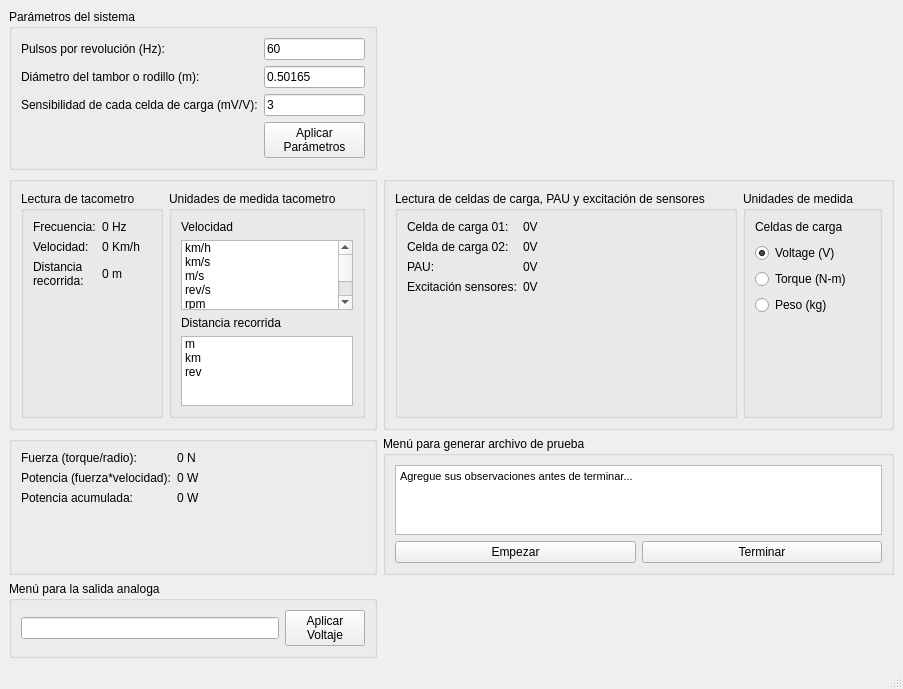
Qt form provisional_gui.ui (JuanNogRa/PVE_Repo) before a commit.
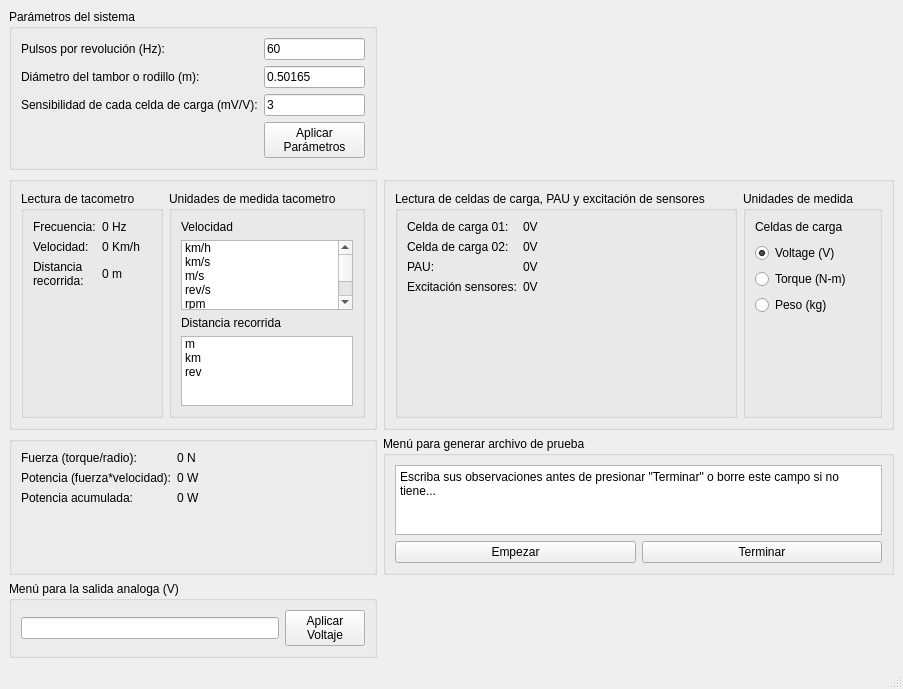
The same form after that commit.

The edit to the form file:
```diff
--- a/provisional_gui.ui
+++ b/provisional_gui.ui
@@ -437,7 +437,7 @@
     <item row="4" column="0">
      <widget class="QGroupBox" name="groupBox_9">
       <property name="title">
-       <string>Menú para la salida analoga</string>
+       <string>Menú para la salida analoga (V)</string>
       </property>
       <layout class="QHBoxLayout" name="horizontalLayout_8">
        <item>
@@ -465,13 +465,9 @@
       </property>
       <layout class="QVBoxLayout" name="verticalLayout_10">
        <item>
-        <widget class="QTextEdit" name="textEdit">
-         <property name="html">
-          <string>&lt;!DOCTYPE HTML PUBLIC &quot;-//W3C//DTD HTML 4.0//EN&quot; &quot;http://www.w3.org/TR/REC-html40/strict.dtd&quot;&gt;
-&lt;html&gt;&lt;head&gt;&lt;meta name=&quot;qrichtext&quot; content=&quot;1&quot; /&gt;&lt;style type=&quot;text/css&quot;&gt;
-p, li { white-space: pre-wrap; }
-&lt;/style&gt;&lt;/head&gt;&lt;body style=&quot; font-family:'MS Shell Dlg 2'; font-size:8.25pt; font-weight:400; font-style:normal;&quot;&gt;
-&lt;p style=&quot; margin-top:0px; margin-bottom:0px; margin-left:0px; margin-right:0px; -qt-block-indent:0; text-indent:0px;&quot;&gt;Agregue sus observaciones antes de terminar...&lt;/p&gt;&lt;/body&gt;&lt;/html&gt;</string>
+        <widget class="QPlainTextEdit" name="plainTextEdit">
+         <property name="plainText">
+          <string>Escriba sus observaciones antes de presionar &quot;Terminar&quot; o borre este campo si no tiene...</string>
          </property>
         </widget>
        </item>
```
